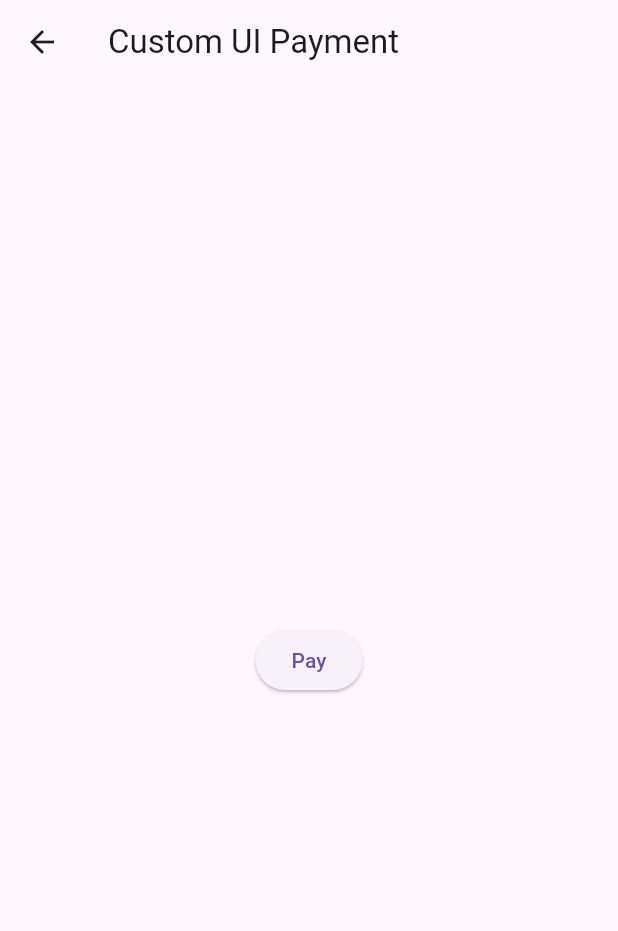
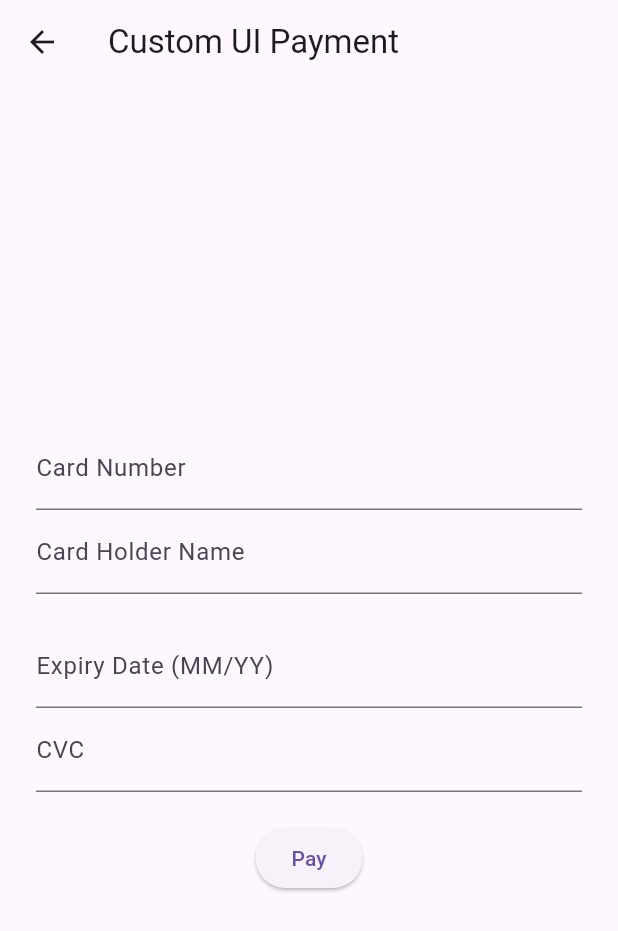
Before and after one commit to AndrewPiterov/total_processing, a Flutter app: the CustomUIPage screen opened directly with empty values, on a phone screen of 412 x 824 dp. Shown: the top 931 px of the screen. Run offline on Flutter 3.47's test engine with Material 3 defaults, Android fonts, the phone set to English and light mode, and no system bars.

Commit message:
feat(android): implement custom ui

```diff
--- a/example/lib/custom_ui_page.dart
+++ b/example/lib/custom_ui_page.dart
@@ -3,10 +3,11 @@ import 'dart:async';
 import 'dart:developer';
 import 'package:flutter/scheduler.dart';
 import 'package:total_processing/total_processing.dart';
+import 'package:flutter/services.dart';
 
 class CustomUIPage extends StatefulWidget {
   final String checkoutId;
-  const CustomUIPage({super.key, required this.checkoutId});
+  const CustomUIPage({Key? key, required this.checkoutId}) : super(key: key);
 
   @override
   State<CustomUIPage> createState() => _CustomUIPageState();
@@ -14,9 +15,15 @@ class CustomUIPage extends StatefulWidget {
 
 class _CustomUIPageState extends State<CustomUIPage> {
   final _totalProcessingPlugin = TotalProcessingPlugin();
-  ValueNotifier isLoadingNotifier = ValueNotifier(false);
+  ValueNotifier<bool> isLoadingNotifier = ValueNotifier(false);
+  TextEditingController cardHolderController = TextEditingController();
+  TextEditingController cardNumberController = TextEditingController();
+  TextEditingController expiryController = TextEditingController();
+  TextEditingController cvcController = TextEditingController();
+  String cardBrand = 'VISA';
+  String shopperResultUrl = "com.companyname.appname.payments://result";
 
-  _showSnacbar(String message) {
+  _showSnackbar(String message) {
     final snackBar = SnackBar(
       content: Text(message),
     );
@@ -24,34 +31,48 @@ class _CustomUIPageState extends State<CustomUIPage> {
   }
 
   _onTestCheckout() async {
+    FocusScope.of(context).unfocus();
+    if (expiryController.text.isEmpty) {
+      _showSnackbar('Please enter expiry date');
+      return;
+    }
+    final expiryParts = expiryController.text.split('/');
+    if (expiryParts.length != 2) {
+      _showSnackbar('Please enter a valid expiry date (MM/YY)');
+      return;
+    }
+    final expiryMonth = expiryParts[0];
+    final expiryYear = expiryParts[1];
     isLoadingNotifier.value = true;
-    // _totalProcessingPlugin.customUIPay(
-    //       checkoutID: widget.checkoutID,
-    //       cardHolder: cardHolder,
-    //       cardNumber: cardNumber,
-    //       expiryMonth: expiryMonth,
-    //       expiryYear: expiryYear,
-    //       cvc: cvc,
-    //       cardBrand: cardBrand,
-    //       shopperResultUrl: shopperResultUrl);
+    _totalProcessingPlugin.customUIPay(
+        checkoutID: widget.checkoutId,
+        cardHolder: cardHolderController.text,
+        cardNumber: cardNumberController.text
+            .replaceAll(' ', ''), // Remove spaces from card number
+        expiryMonth: expiryMonth,
+        expiryYear: expiryYear,
+        cvc: cvcController.text,
+        cardBrand: cardBrand,
+        shopperResultUrl: shopperResultUrl);
   }
 
   StreamSubscription? _customUIResultStream;
 
   @override
   void initState() {
-    SchedulerBinding.instance.endOfFrame.then((value) async {
+    SchedulerBinding.instance.endOfFrame.then((_) async {
       _customUIResultStream =
           _totalProcessingPlugin.customUIResultStream.listen((event) async {
         log("$event", name: "customUIResultStream");
+
+        if (event != null) {
           isLoadingNotifier.value = false;
-        if (event != null) {
           if (event['isErrored'] == true) {
-            return _showSnacbar('${event['paymentError']['errorMessage']}');
+            return _showSnackbar('${event['paymentError']['errorMessage']}');
           }
 
           if (event['transaction'] != null) {
-            _showSnacbar('Payment is Successful');
+            _showSnackbar('Payment is Successful');
             log("${event['transaction']}", name: "transaction");
           }
 
@@ -76,24 +97,121 @@ class _CustomUIPageState extends State<CustomUIPage> {
         title: const Text('Custom UI Payment'),
       ),
       body: Center(
-        child: Column(
-          crossAxisAlignment: CrossAxisAlignment.center,
-          mainAxisAlignment: MainAxisAlignment.center,
+        child: Padding(
+          padding: const EdgeInsets.all(24.0),
+          child: ListView(
+            shrinkWrap: true,
+            physics: const ScrollPhysics(),
             children: [
-            ValueListenableBuilder(
+              TextFormField(
+                controller: cardNumberController,
+                decoration: const InputDecoration(
+                  labelText: 'Card Number',
+                ),
+                keyboardType: TextInputType.number,
+                inputFormatters: [
+                  _CardNumberInputFormatter(),
+                ],
+              ),
+              TextFormField(
+                controller: cardHolderController,
+                decoration: const InputDecoration(
+                  labelText: 'Card Holder Name',
+                ),
+              ),
+              const SizedBox(height: 20),
+              TextFormField(
+                controller: expiryController,
+                decoration: const InputDecoration(
+                  labelText: 'Expiry Date (MM/YY)',
+                ),
+                keyboardType: TextInputType.number,
+                inputFormatters: [
+                  _ExpiryDateInputFormatter(),
+                ],
+              ),
+              TextFormField(
+                controller: cvcController,
+                decoration: const InputDecoration(
+                  labelText: 'CVC',
+                ),
+                keyboardType: TextInputType.number,
+                inputFormatters: [
+                  LengthLimitingTextInputFormatter(3), // Limit to 3 characters
+                ],
+              ),
+              const SizedBox(height: 20),
+              Center(
+                child: ValueListenableBuilder(
                   valueListenable: isLoadingNotifier,
                   builder: (context, value, child) {
-                return value == true
+                    return value
                         ? const CircularProgressIndicator()
                         : ElevatedButton(
                             onPressed: _onTestCheckout,
                             child: const Text('Pay'),
                           );
                   },
-            )
+                ),
+              ),
             ],
+          ),
         ),
       ),
     );
   }
 }
+
+class _CardNumberInputFormatter extends TextInputFormatter {
+  @override
+  TextEditingValue formatEditUpdate(
+      TextEditingValue oldValue, TextEditingValue newValue) {
+    var text = newValue.text;
+
+    if (newValue.selection.baseOffset == 0) {
+      return newValue;
+    }
+
+    if (text.length > 19) {
+      return oldValue;
+    }
+
+    if (oldValue.text.length < newValue.text.length) {
+      if (text.length == 4 || text.length == 9 || text.length == 14) {
+        text += ' '; // Add a space after every four characters
+      }
+    }
+
+    return newValue.copyWith(
+      text: text,
+      selection: TextSelection.collapsed(offset: text.length),
+    );
+  }
+}
+
+class _ExpiryDateInputFormatter extends TextInputFormatter {
+  @override
+  TextEditingValue formatEditUpdate(
+      TextEditingValue oldValue, TextEditingValue newValue) {
+    var text = newValue.text;
+
+    if (newValue.selection.baseOffset == 0) {
+      return newValue;
+    }
+
+    if (text.length > 5) {
+      return oldValue;
+    }
+
+    if (oldValue.text.length < newValue.text.length) {
+      if (text.length == 2) {
+        text += '/';
+      }
+    }
+
+    return newValue.copyWith(
+      text: text,
+      selection: TextSelection.collapsed(offset: text.length),
+    );
+  }
+}
--- a/lib/src/total_processing_plugin.dart
+++ b/lib/src/total_processing_plugin.dart
@@ -29,8 +29,8 @@ class TotalProcessingPlugin {
     required String cardBrand,
     required String shopperResultUrl,
   }) {
-    methodChannel.invokeMethod('startCheckout', {
-      'checkoutID': checkoutID,
+    methodChannel.invokeMethod('customUIPay', {
+      'checkoutId': checkoutID,
       'cardHolder': cardHolder,
       'cardNumber': cardNumber,
       'expiryMonth': expiryMonth,
```
Also changed, not shown: 1 other file. Lines whose indentation alone changed are shown as unchanged.
